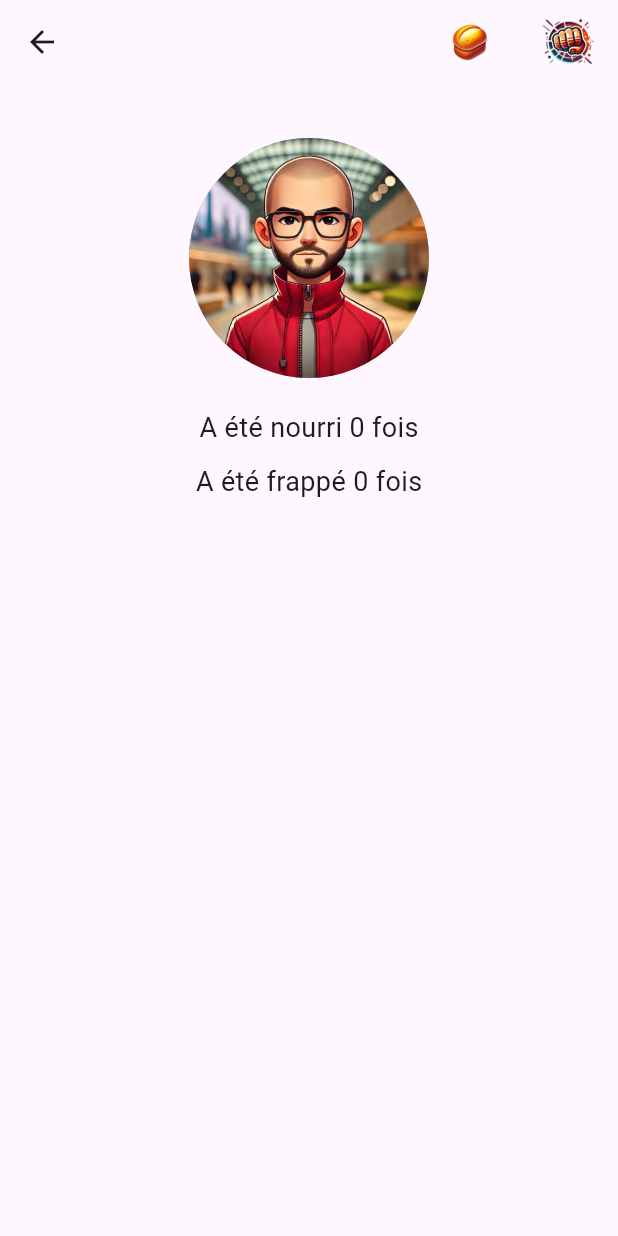
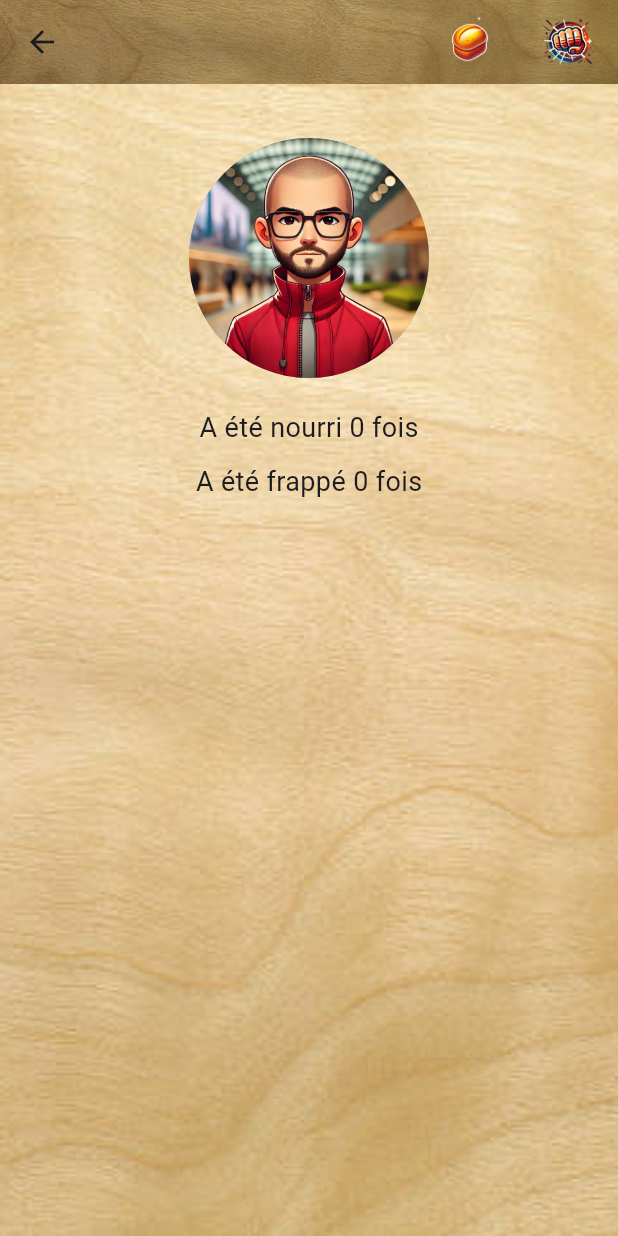
Before and after one commit to Arcols/Eat-and-Hit, a Flutter app: the Detailseleves screen opened directly with empty values, on a phone screen of 412 x 824 dp. Run offline on Flutter 3.47's test engine with Material 3 defaults, Android fonts, the phone set to English and light mode, and no system bars.

Commit message:
push un bout

```diff
--- a/lib/Vue/DetailsEleves.dart
+++ b/lib/Vue/DetailsEleves.dart
@@ -79,12 +79,43 @@ class _DetailselevesState extends State<Detailseleves> {
     return Scaffold(
       appBar: AppBar(
         title: Text("${etudiant["Nom"]} ${etudiant["Prenom"]}"),
-        actions: [
+        flexibleSpace: Container(
+          decoration: BoxDecoration(
+            image: DecorationImage(
+              image: AssetImage("assets/images/appbar_background.jpg"),
+              fit: BoxFit.cover,
+            ),
+          ),
+        ),
+        actions: MediaQuery.of(context).orientation == Orientation.portrait // Récupérer l'orientation de l'écran
+            ? [
           EatWidget(etudiant, onUpdate: _handleEat),
           HitWidget(etudiant, onUpdate: _handleHit),
-        ],
+        ]
+            : null, // Pas d'actions en paysage
       ),
-      body: Padding(
+      body: Container(
+        decoration: BoxDecoration(
+          image: DecorationImage(
+          image: AssetImage("assets/images/background.jpg"),
+          fit: BoxFit.cover,
+          ),
+        ),
+      child: OrientationBuilder(
+          builder: (context, orientation) { //builder est une fonction qui prend en paramètre le context et l'orientation.
+            if (orientation == Orientation.portrait) {
+              return _buildPortraitLayout();
+            } else {
+              return _buildLandscapeLayout();
+            }
+          },
+        ),
+      ),
+    );
+  }
+
+  Widget _buildPortraitLayout(){
+    return Padding(
       padding: EdgeInsets.all(16.0),
       child: Column(
         crossAxisAlignment: CrossAxisAlignment.center,
@@ -109,6 +140,51 @@ class _DetailselevesState extends State<Detailseleves> {
           ),
         ],
       ),
+    );
+  }
+
+  Widget _buildLandscapeLayout(){
+    return Padding(
+      padding: EdgeInsets.all(16.0),
+      child: Row(
+        children: <Widget>[
+          // Partie Image (50% de l'écran)
+          Expanded(
+            flex: 2,
+            child: Center(
+              child: CircleAvatar(
+                radius: MediaQuery.of(context).size.width * 0.15, // Taille adaptative
+                backgroundColor: Colors.grey,
+                backgroundImage: AssetImage(imagePath),
+              ),
+            ),
+          ),
+          // Partie Texte (50% de l'écran)
+          Expanded(
+            flex: 1,
+            child: Column(
+              mainAxisAlignment: MainAxisAlignment.center,
+              crossAxisAlignment: CrossAxisAlignment.start,
+              children: [
+                Text(
+                  "A été nourri ${getNbFoisNourri()} fois",
+                  style: TextStyle(fontSize: 18),
+                ),
+                SizedBox(height: 10),
+                Text(
+                  "A été frappé ${getNbFoisFrappe()} fois",
+                  style: TextStyle(fontSize: 18),
+                ),
+                Row(
+                  children: [
+                    EatWidget(etudiant, onUpdate: _handleEat,size:70),
+                    HitWidget(etudiant, onUpdate: _handleHit,size:70),
+                  ],
+                )
+              ],
+            ),
+          ),
+        ],
       ),
     );
   }
--- a/lib/Widgets/EatWidget.dart
+++ b/lib/Widgets/EatWidget.dart
@@ -6,14 +6,21 @@ class EatWidget extends StatelessWidget {
 
   final VoidCallback onUpdate;
 
-  const EatWidget(this.data, {required this.onUpdate,super.key});
+  final double size;
+
+  const EatWidget(
+      this.data, {
+        required this.onUpdate,
+        this.size=50,
+        super.key
+      });
 
   @override
   Widget build(BuildContext context) {
     return IconButton(
       icon: SizedBox(
-        width: 50,
-        height: 50,
+        width: this.size,
+        height: this.size,
         child: Image.asset("assets/images/eat.png"),
       ),
       onPressed: () async {
--- a/lib/Widgets/HitWidget.dart
+++ b/lib/Widgets/HitWidget.dart
@@ -6,15 +6,21 @@ import 'package:eat_and_hit/fonctions/dataFonctions.dart';
 class HitWidget extends StatelessWidget {
   final Map<String, dynamic> data;
   final VoidCallback onUpdate;
+  final double size;
 
-  const HitWidget(this.data, {required this.onUpdate, super.key});
+  const HitWidget(
+      this.data, {
+      required this.onUpdate,
+      this.size = 50,
+      super.key
+    });
 
   @override
   Widget build(BuildContext context) {
     return IconButton(
       icon: SizedBox(
-        width: 50,
-        height: 50,
+        width: this.size,
+        height: this.size,
         child: Image.asset("assets/images/fist.png"),
       ),
       onPressed: () async {
```
Also changed, not shown: lib/Vue/MonCompte.dart (+19 -5 lines), lib/Vue/addEtudiantPage.dart (+19 -1 lines), lib/main.dart (+17 -1 lines), assets/images/appbar_background.jpg (added), assets/images/background.jpg (added). Lines whose indentation alone changed are shown as unchanged.
